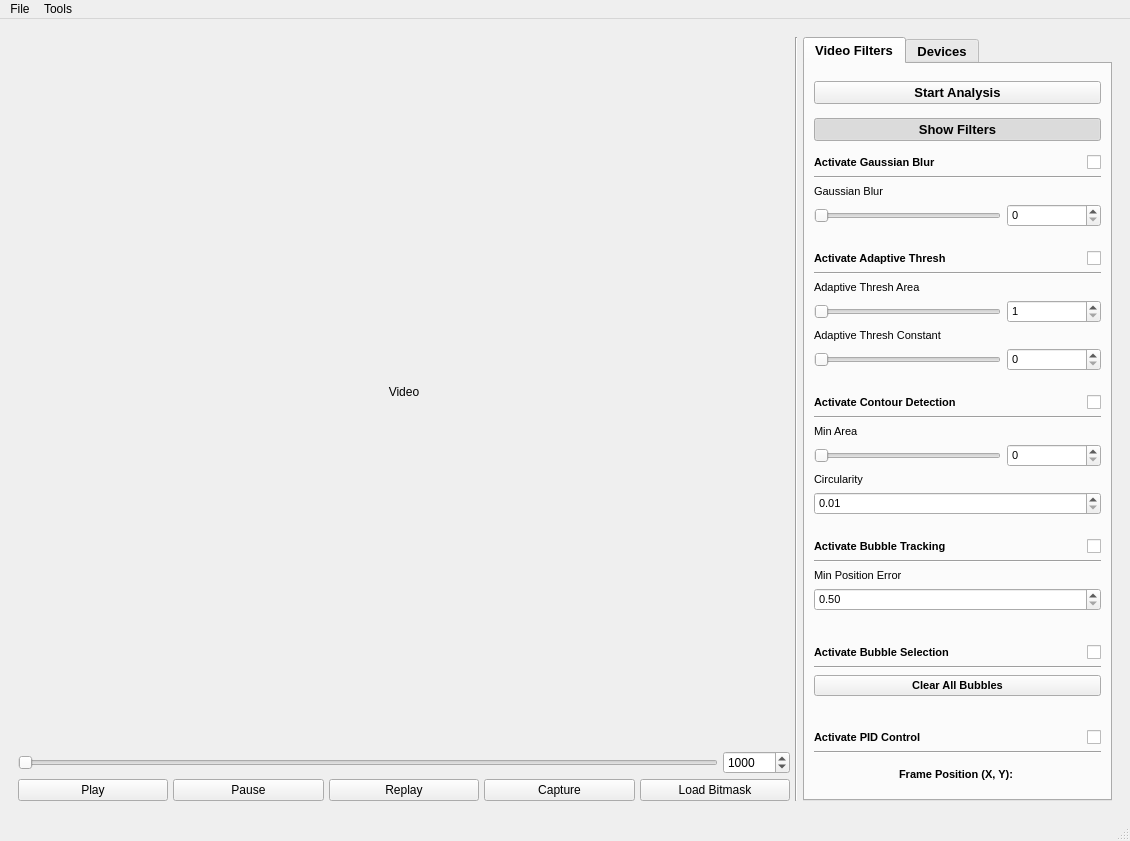
Before: the Qt Designer form src/ui/dlpctl.ui in tarumishra9498/dlpctlF25, drawn with Qt 5.
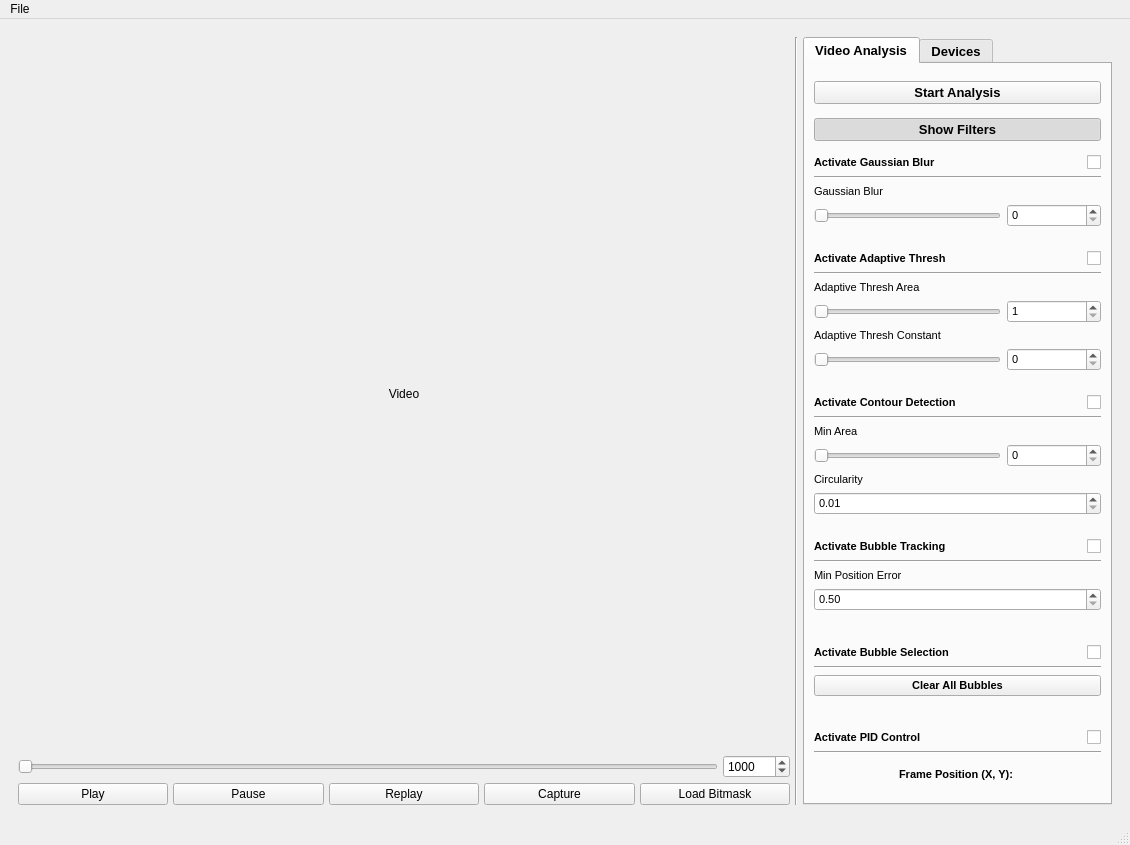
After: the same form once the commit is applied. The open tabs and pages were chosen to show the change. Icons and pictures are not drawn. Custom widgets are drawn as their Qt base class.

Commit message: removed tool menu, renamed video filters tab to video analysis

Patch:
```diff
--- a/src/ui/dlpctl.ui
+++ b/src/ui/dlpctl.ui
@@ -10,7 +10,7 @@
     <x>0</x>
     <y>0</y>
     <width>1130</width>
-    <height>841</height>
+    <height>845</height>
    </rect>
   </property>
   <property name="sizePolicy">
@@ -228,7 +228,7 @@
              </sizepolicy>
             </property>
             <attribute name="title">
-             <string>Video Filters</string>
+             <string>Video Analysis</string>
             </attribute>
             <layout class="QVBoxLayout" name="verticalLayout_3" stretch="0,0,0,0,0,0,0,0,0,0,0,0,0,0">
              <item>
@@ -977,13 +977,7 @@
     <addaction name="actionOpen"/>
     <addaction name="actionSave_As"/>
    </widget>
-   <widget class="QMenu" name="menuTools">
-    <property name="title">
-     <string>Tools</string>
-    </property>
-   </widget>
    <addaction name="menuFile"/>
-   <addaction name="menuTools"/>
   </widget>
   <widget class="QStatusBar" name="statusbar"/>
   <action name="actionOpen">
```
Left out of the diff: 2 changed lines with no effect on the pictures. The commit also changes 1 other file.
